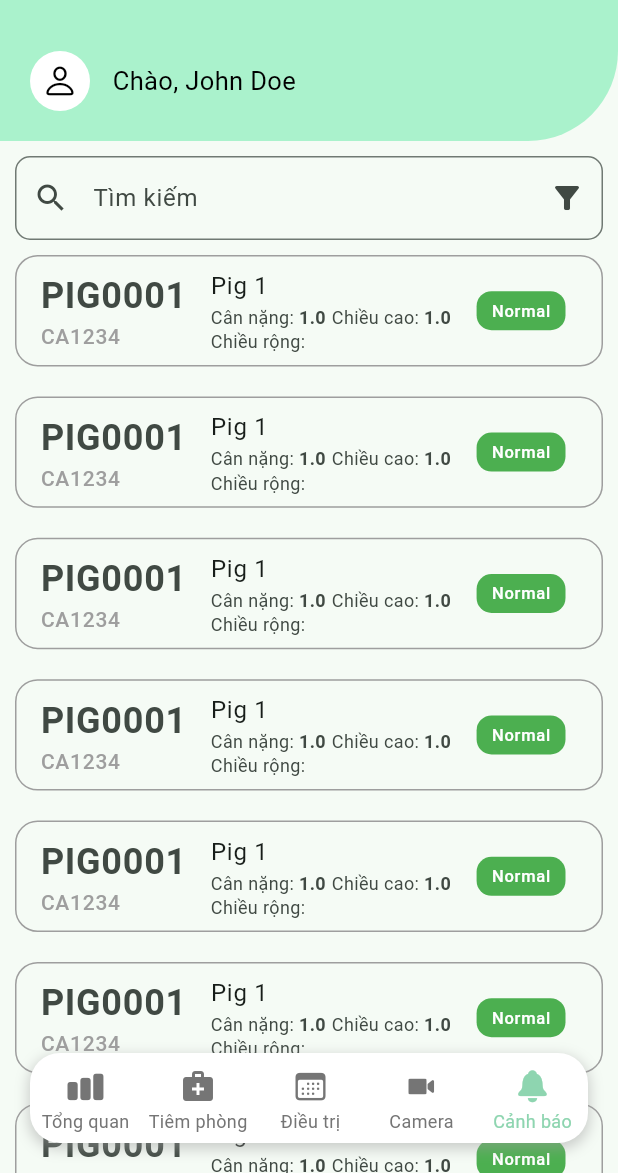
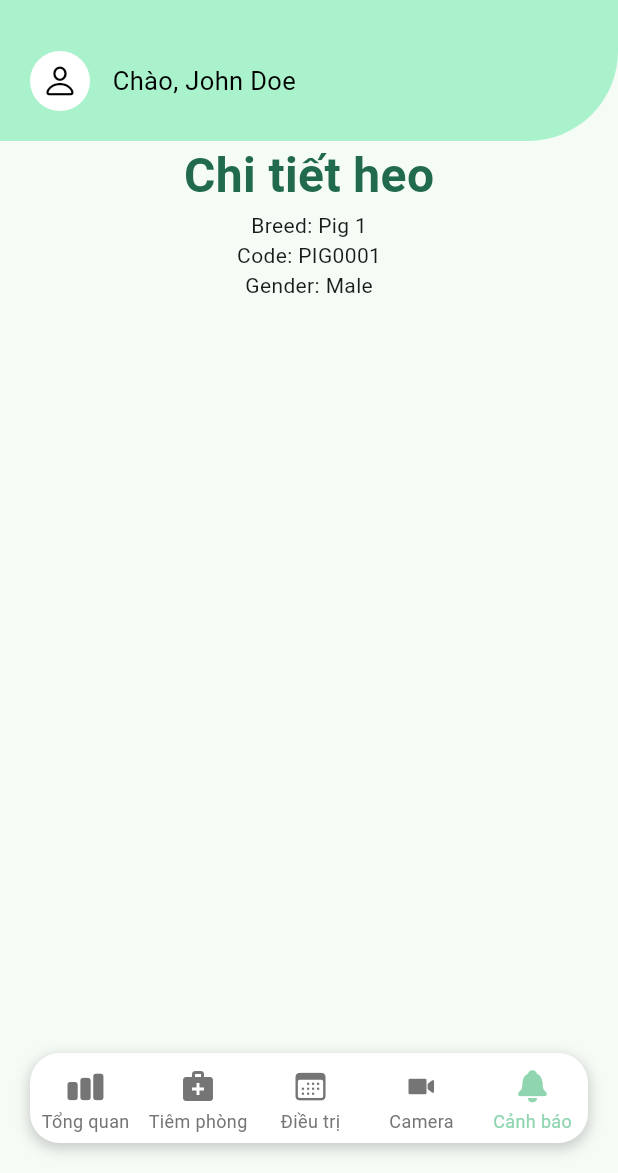
Before and after one commit to vma-pf/vma-mobile, a Flutter app: the LayoutPage screen opened by its route, item 5 of the bottom bar chosen, on a phone screen of 412 x 824 dp, the part 63-1236 px from its top. Run offline on Flutter 3.47's test engine with Material 3 defaults, Android fonts, the phone set to English and light mode, and no system bars; our stand-ins replace accordion, dio, either_dart, flutter_secure_storage, go_router; missing offline and left inert: sheet, signalr_netcore; accounts and stored records are empty.

Commit message:
feat: setup pig detail screen

```diff
--- a/lib/app/common/app_router.dart
+++ b/lib/app/common/app_router.dart
@@ -1,5 +1,6 @@
 import 'package:go_router/go_router.dart';
 import 'package:sheet/route.dart';
+import 'package:vma/app/screens/pig_detail/pig_detail.dart';
 import 'package:vma/app/screens/pig_list/filter_sheet.dart';
 import 'package:vma/core/constants/routes.dart';
 import 'package:vma/core/network/app_storage.dart';
@@ -50,6 +51,12 @@ class AppRouter {
                 key: state.pageKey,
                 child: const FilterSheet(),
               )),
+      GoRoute(
+          path: Routes.pigDetail,
+          builder: (context, state) {
+            final id = state.extra as String;
+            return PigDetail(pigId: id);
+          }),
     ],
     redirect: (context, state) async {
       String token = await AppStorage().read("token");
--- a/lib/app/screens/layout.dart
+++ b/lib/app/screens/layout.dart
@@ -6,6 +6,7 @@ import 'package:vma/app/screens/management/camera.dart';
 import 'package:vma/app/screens/management/home.dart';
 import 'package:vma/app/screens/management/treatment_plan.dart';
 import 'package:vma/app/screens/management/vaccination.dart';
+import 'package:vma/app/screens/pig_detail/pig_detail.dart';
 import 'package:vma/app/screens/pig_list/pig_list.dart';
 
 class LayoutPage extends StatefulWidget {
@@ -39,7 +40,8 @@ class _LayoutPageState extends State<LayoutPage> {
     Vaccination(),
     TreatmentPlan(),
     Camera(),
-    PigList(),
+    PigDetail(pigId: 'something'),
+    // PigList(),
     // Alert(),
   ];
 
--- /dev/null
+++ b/lib/app/screens/pig_detail/pig_detail.dart
@@ -0,0 +1,66 @@
+import 'package:flutter/material.dart';
+import 'package:scoped_model/scoped_model.dart';
+import 'package:vma/app/common/vma_state.dart';
+import 'package:vma/core/models/pig_detail.dart' as models;
+import 'package:vma/core/view_models/pig_detail_model.dart';
+
+class PigDetail extends StatefulWidget {
+  final String pigId;
+  const PigDetail({super.key, required this.pigId});
+
+  @override
+  State<PigDetail> createState() => _PigDetailState();
+}
+
+class _PigDetailState extends VMAState<PigDetail> {
+  final PigDetailModel _model = PigDetailModel();
+
+  @override
+  void initState() {
+    super.initState();
+    _model.loadPig(widget.pigId);
+  }
+
+  @override
+  Widget build(BuildContext context) {
+    return ScopedModel<PigDetailModel>(
+        model: _model,
+        child: ScopedModelDescendant<PigDetailModel>(builder:
+            (BuildContext context, Widget? child, PigDetailModel model) {
+          return FutureBuilder(
+            future: model.pig,
+            builder: (BuildContext context, AsyncSnapshot snapshot) {
+              if (snapshot.connectionState == ConnectionState.waiting) {
+                return const Center(child: CircularProgressIndicator());
+              } else if (snapshot.hasError) {
+                return Center(child: Text('Error: ${snapshot.error}'));
+              } else {
+                var pig = snapshot.data as models.PigDetail;
+                return SizedBox(
+                    width: double.infinity,
+                    child: Column(children: [
+                      Text('Chi tiết heo',
+                          style: TextStyle(
+                              fontSize: 32,
+                              fontWeight: FontWeight.bold,
+                              color: Theme.of(context).primaryColor)),
+                      Text('Breed: ${pig.breed}'),
+                      Text('Code: ${pig.code}'),
+                      Text('Gender: ${pig.gender}'),
+                    ]));
+                // DecoratedBox(
+                //     decoration: BoxDecoration(
+                //         borderRadius: BorderRadius.circular(8),
+                //         color: Colors.red),
+                //     child: Column(children: [
+                //       const SizedBox(height: 10),
+                //       Text('Breed: ${pig.breed}'),
+                //       Text('Code: ${pig.code}'),
+                //       Text('Weight: ${pig.weight}'),
+                //     ]));
+              }
+            },
+          );
+        }));
+  }
+}
--- a/lib/app/screens/pig_list/filter_sheet.dart
+++ b/lib/app/screens/pig_list/filter_sheet.dart
@@ -3,7 +3,7 @@ import 'package:flutter/material.dart';
 import 'package:go_router/go_router.dart';
 import 'package:vma/app/common/vma_state.dart';
 import 'package:vma/app/screens/pig_list/selectable_label.dart';
-import 'package:vma/core/models/pig_health_status.dart';
+import 'package:vma/core/models/enums/pig_health_status.dart';
 
 class FilterSheet extends StatefulWidget {
   const FilterSheet({super.key});
--- a/lib/app/screens/pig_list/search_bar.dart
+++ b/lib/app/screens/pig_list/search_bar.dart
@@ -1,8 +1,6 @@
 import 'package:flutter/material.dart';
-import 'package:go_router/go_router.dart';
 import 'package:vma/app/common/vma_state.dart';
 import 'package:vma/app/screens/pig_list/filter_sheet.dart';
-import 'package:vma/core/constants/routes.dart';
 
 class SearchBar extends StatefulWidget {
   const SearchBar({super.key});
--- a/lib/app/screens/pig_list/status_label.dart
+++ b/lib/app/screens/pig_list/status_label.dart
@@ -1,5 +1,5 @@
 import 'package:flutter/material.dart';
-import 'package:vma/core/models/pig_health_status.dart';
+import 'package:vma/core/models/enums/pig_health_status.dart';
 import 'package:vma/core/utils/string_helper.dart';
 
 class StatusLabel extends StatelessWidget {
--- a/lib/core/constants/routes.dart
+++ b/lib/core/constants/routes.dart
@@ -9,4 +9,5 @@ class Routes {
   static const String register = '/register';
   static const String notFound = '/not-found';
   static const String pigListFilter = '/pig-list-filter';
+  static const String pigDetail = '/pig-detail';
 }
--- /dev/null
+++ b/lib/core/models/enums/pig_status.dart
@@ -0,0 +1 @@
+enum PigStatus { alive, dead }
--- /dev/null
+++ b/lib/core/models/monitoring_development_log.dart
@@ -0,0 +1,36 @@
+import 'package:vma/core/models/enums/pig_health_status.dart';
+
+class MonitoringDevelopmentLog {
+  final String id;
+  final String cageId;
+  final String cageCode;
+  final DateTime checkupAt;
+  final double weight;
+  final double height;
+  final double width;
+  final PigHealthStatus healthStatus;
+
+  MonitoringDevelopmentLog({
+    required this.id,
+    required this.cageId,
+    required this.cageCode,
+    required this.checkupAt,
+    required this.weight,
+    required this.height,
+    required this.width,
+    required this.healthStatus,
+  });
+
+  factory MonitoringDevelopmentLog.fromJson(Map<String, dynamic> json) {
+    return MonitoringDevelopmentLog(
+      id: json['id'],
+      cageId: json['cageId'],
+      cageCode: json['cageCode'],
+      checkupAt: DateTime.parse(json['checkupAt']),
+      weight: json['weight'],
+      height: json['height'],
+      width: json['width'],
+      healthStatus: json['healthStatus'],
+    );
+  }
+}
--- a/lib/core/models/pig.dart
+++ b/lib/core/models/pig.dart
@@ -1,4 +1,4 @@
-import 'package:vma/core/models/pig_health_status.dart';
+import 'package:vma/core/models/enums/pig_health_status.dart';
 
 class Pig {
   String id;
--- /dev/null
+++ b/lib/core/models/pig_detail.dart
@@ -0,0 +1,38 @@
+import 'package:vma/core/models/enums/pig_status.dart';
+import 'package:vma/core/models/monitoring_development_log.dart';
+import 'package:vma/core/models/pig_vaccination_stage.dart';
+
+class PigDetail {
+  final String id;
+  final PigStatus status;
+  final String herdId;
+  final String code;
+  final String gender;
+  final String breed;
+  final List<MonitoringDevelopmentLog> monitoringDevelopmentLogs;
+  final List<PigVaccinationStage> pigVaccinationStages;
+
+  PigDetail({
+    required this.id,
+    required this.status,
+    required this.herdId,
+    required this.code,
+    required this.gender,
+    required this.breed,
+    required this.monitoringDevelopmentLogs,
+    required this.pigVaccinationStages,
+  });
+
+  factory PigDetail.fromJson(Map<String, dynamic> json) {
+    return PigDetail(
+      id: json['id'],
+      status: json['status'],
+      herdId: json['herdId'],
+      code: json['code'],
+      gender: json['gender'],
+      breed: json['breed'],
+      monitoringDevelopmentLogs: json['monitoringDevelopmentLogs'],
+      pigVaccinationStages: json['pigVaccinationStages'],
+    );
+  }
+}
--- /dev/null
+++ b/lib/core/models/pig_vaccination_stage.dart
@@ -0,0 +1,19 @@
+class PigVaccinationStage {
+  final bool isDone;
+  final DateTime applyStageTime;
+  final String vaccinationStageId;
+
+  PigVaccinationStage({
+    required this.isDone,
+    required this.applyStageTime,
+    required this.vaccinationStageId,
+  });
+
+  factory PigVaccinationStage.fromJson(Map<String, dynamic> json) {
+    return PigVaccinationStage(
+      isDone: json['isDone'],
+      applyStageTime: DateTime.parse(json['applyStageTime']),
+      vaccinationStageId: json['vaccinationStageId'],
+    );
+  }
+}
--- a/lib/core/repositories/pig_repository.dart
+++ b/lib/core/repositories/pig_repository.dart
@@ -1,5 +1,7 @@
+import 'package:vma/core/models/enums/pig_status.dart';
 import 'package:vma/core/models/pig.dart';
-import 'package:vma/core/models/pig_health_status.dart';
+import 'package:vma/core/models/enums/pig_health_status.dart';
+import 'package:vma/core/models/pig_detail.dart';
 
 class PigRepository {
   Future<List<Pig>> getAllPigs() async {
@@ -231,4 +233,18 @@ class PigRepository {
     ];
     return Future.value(pigList);
   }
+
+  Future<PigDetail?> getPigById(String id) {
+    var pig = PigDetail(
+      id: '1',
+      breed: 'Pig 1',
+      herdId: '1',
+      code: 'PIG0001',
+      gender: 'Male',
+      status: PigStatus.alive,
+      monitoringDevelopmentLogs: [],
+      pigVaccinationStages: [],
+    );
+    return Future.value(pig);
+  }
 }
--- /dev/null
+++ b/lib/core/view_models/pig_detail_model.dart
@@ -0,0 +1,24 @@
+import 'package:scoped_model/scoped_model.dart';
+import 'package:vma/core/models/pig.dart';
+import 'package:vma/core/models/pig_detail.dart';
+import 'package:vma/core/repositories/pig_repository.dart';
+
+class PigDetailModel extends Model {
+  late PigRepository _repository;
+
+  Future<PigDetail?> _pig = Future.value(null);
+  Future<PigDetail?> get pig => _pig;
+  void setPig(Future<PigDetail?> value) {
+    _pig = value;
+    notifyListeners();
+  }
+
+  PigDetailModel() {
+    _repository = PigRepository();
+  }
+
+  Future<void> loadPig(String id) async {
+    PigDetail? pig = await _repository.getPigById(id);
+    setPig(Future.value(pig));
+  }
+}
```
Also changed, not shown: lib/app/screens/pig_list/pig_item.dart (+9 -3 lines), lib/core/models/enums/pig_health_status.dart (renamed from lib/core/models/pig_health_status.dart).
